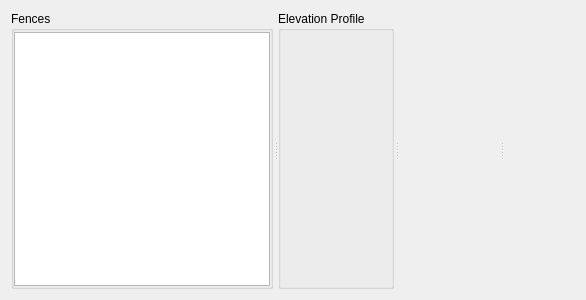
Qt form mlapp/src/views/fence_view/fence_widget_base.ui (Trailmarker/paddock-power) before a commit.
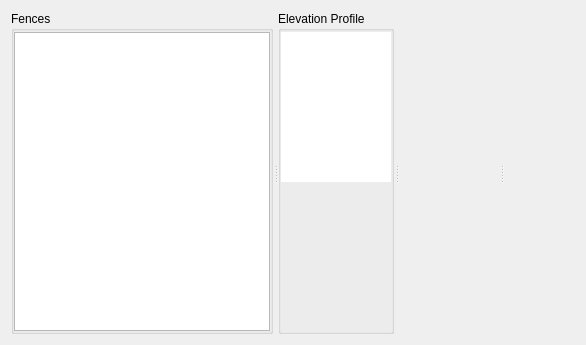
The same form after that commit. Custom widgets are drawn as their Qt base class.

Commit message: changes to sizePolicy on all lists and groupboxes, feature lists now do not collapse below a suitable minimum width (PP-51)

The edit to the form file:
```diff
--- a/mlapp/src/views/fence_view/fence_widget_base.ui
+++ b/mlapp/src/views/fence_view/fence_widget_base.ui
@@ -7,7 +7,7 @@
     <x>0</x>
     <y>0</y>
     <width>586</width>
-    <height>300</height>
+    <height>345</height>
    </rect>
   </property>
   <property name="windowTitle">
@@ -16,6 +16,9 @@
   <layout class="QVBoxLayout" name="verticalLayout" stretch="1">
    <item>
     <widget class="QSplitter" name="splitter">
+     <property name="styleSheet">
+      <string notr="true"/>
+     </property>
      <property name="lineWidth">
       <number>1</number>
      </property>
@@ -27,7 +30,7 @@
      </property>
      <widget class="QGroupBox" name="fenceListGroupBox">
       <property name="sizePolicy">
-       <sizepolicy hsizetype="MinimumExpanding" vsizetype="MinimumExpanding">
+       <sizepolicy hsizetype="Minimum" vsizetype="MinimumExpanding">
         <horstretch>0</horstretch>
         <verstretch>0</verstretch>
        </sizepolicy>
@@ -54,7 +57,7 @@
        <item>
         <widget class="FenceLayerList" name="fenceList">
          <property name="sizePolicy">
-          <sizepolicy hsizetype="MinimumExpanding" vsizetype="MinimumExpanding">
+          <sizepolicy hsizetype="Minimum" vsizetype="MinimumExpanding">
            <horstretch>0</horstretch>
            <verstretch>0</verstretch>
           </sizepolicy>
@@ -70,6 +73,9 @@
         <verstretch>0</verstretch>
        </sizepolicy>
       </property>
+      <property name="styleSheet">
+       <string notr="true">background-colour: rgb(255,255,255);</string>
+      </property>
       <property name="title">
        <string>Elevation Profile</string>
       </property>
@@ -111,6 +117,9 @@
              <height>0</height>
             </size>
            </property>
+           <property name="styleSheet">
+            <string notr="true">background-color: white;</string>
+           </property>
           </widget>
          </item>
         </layout>
@@ -143,6 +152,9 @@
         <height>0</height>
        </size>
       </property>
+      <property name="styleSheet">
+       <string notr="true"/>
+      </property>
      </widget>
      <widget class="QWidget" name="spacerWidget" native="true">
       <property name="sizePolicy">
```
The commit also changes 10 other files.
